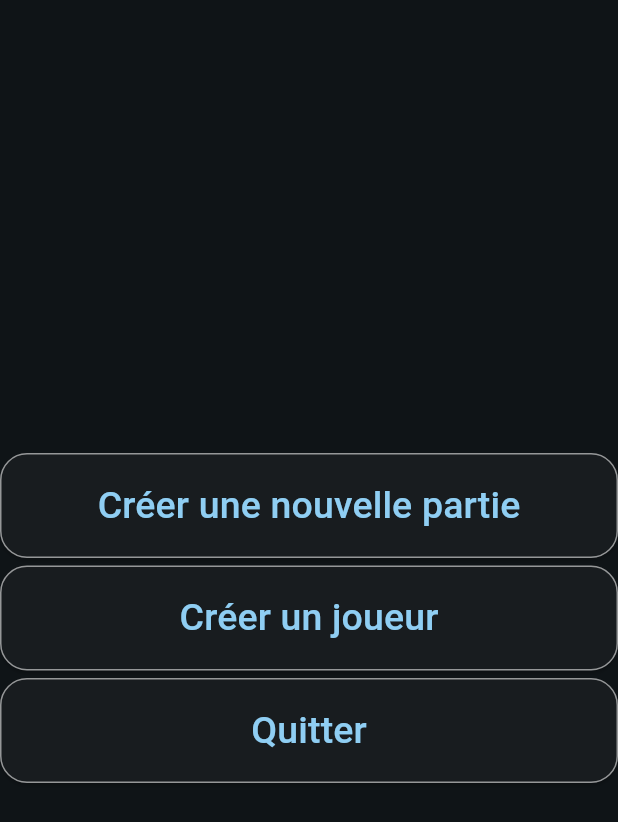
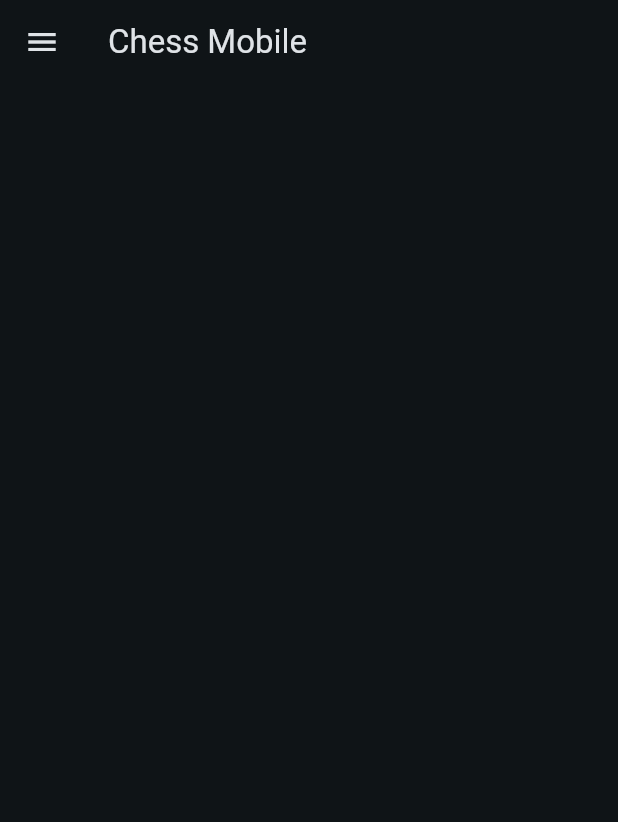
Before and after one commit to mahdilili/ChessFlutter-ETC, a Flutter app: the Home screen opened directly, on a phone screen of 412 x 824 dp. Shown: the top 822 px of the screen. Run offline on Flutter 3.47's test engine with Material 3 defaults, Android fonts, the light colour scheme and no system bars; drawn by our look-alikes of animated_background; our stand-ins replace sqflite; missing offline and left inert: auth0_flutter; accounts and stored records are empty.

Commit message:
creation de partie et de joueur et mise a jour des stats joueur

```diff
--- a/chessappmobile/lib/main.dart
+++ b/chessappmobile/lib/main.dart
@@ -72,9 +72,6 @@ class _MyHomePageState extends State<MyHomePage> {
   @override
   Widget build(BuildContext context){
     return Scaffold(
-      appBar: AppBar(
-        title:  const Text('Chess mobile'),
-      ),
       body: Consumer<UtilisateurProvider>(
         builder: (context, utilisateurProvider, child){
           return Center(
--- a/chessappmobile/lib/models/joueur.dart
+++ b/chessappmobile/lib/models/joueur.dart
@@ -2,17 +2,18 @@
 
 class Joueur{
 
-  const Joueur({this.id, required this.nameTag,  this.experience,this.gamesplayed,this.gameslost,
+   Joueur({this.id, required this.nameTag,  this.experience,this.gamesplayed,this.gameslost,
   this.gameswon, this.level});
 
-  final int? id;
-  final String nameTag;
+   int? id;
+   String nameTag;
 
-  final int? gamesplayed;
-  final int? gameswon;
-  final int? gameslost;
-  final int? experience;
-  final int? level;
+   int? gamesplayed;
+   int? gameswon;
+   int? gameslost;
+   int? experience;
+
+   int? level;
 
 
   Map<String, dynamic> toMap(){
@@ -38,6 +39,6 @@ class Joueur{
 
   @override
   String toString(){
-    return '$nameTag';
+    return '$id: ' + '$nameTag';
   }
 }
--- a/chessappmobile/lib/models/square.dart
+++ b/chessappmobile/lib/models/square.dart
@@ -49,7 +49,11 @@ class Square extends StatelessWidget {
     return GestureDetector(
       onTap: onTap,
       child: Container(
-        color: squareColor,
+        decoration: BoxDecoration(
+          color: squareColor,
+          border:Border.all(color:Colors.black45)
+        ),
+
         margin: EdgeInsets.all(isValidMove ? 7 : 0),
         child: piece != null
             ? Image.asset(
--- a/chessappmobile/lib/vues/home.dart
+++ b/chessappmobile/lib/vues/home.dart
@@ -19,10 +19,15 @@ class Home extends StatefulWidget{
   State<Home> createState()=> HomeState();
 }
 
-class HomeState extends State<Home> with TickerProviderStateMixin{
+class HomeState extends State<Home> with TickerProviderStateMixin {
   @override
   Widget build(BuildContext context) {
-    return AnimatedBackground(
+    return Scaffold(
+      appBar: AppBar(
+        title: Text('Chess Mobile'),
+      ),
+      drawer: _buildDrawer(context), // Ajouter le Drawer ici
+      body: AnimatedBackground(
           behaviour: RandomParticleBehaviour(
               options: const ParticleOptions(
                   spawnMaxRadius: 50.00,
@@ -35,49 +40,63 @@ class HomeState extends State<Home> with TickerProviderStateMixin{
               )
           ),
           vsync: this,
-    child: Column(
-    mainAxisAlignment: MainAxisAlignment.center,
-    crossAxisAlignment: CrossAxisAlignment.stretch,
+        child: Text(''),
+        // Le reste de votre code reste inchangé
+      ),
+    );
+  }
+
+  Widget _buildDrawer(BuildContext context) {
+    return Drawer(
+      child: ListView(
         children: [
-    Container(height: 70,
-      child: ElevatedButton(
-        style: ButtonStyle(shape:MaterialStateProperty.all<RoundedRectangleBorder>(
-            RoundedRectangleBorder(borderRadius: BorderRadius.circular(18.0),side: BorderSide(color: Colors.white54))
-        )),
-      onPressed: () => _dialogCreateGame(context),
-      child: Text("Créer une nouvelle partie", style: TextStyle(fontSize: 25),),
+          DrawerHeader(
+
+            decoration: BoxDecoration(
+
+              color: Colors.blue,
+            ),
+            child: Text(
+              'Menu',
+              style: TextStyle(
+                color: Colors.white,
+                fontSize: 24,
               ),
             ),
-    SizedBox(height: 5), // Espacement entre les boutons
-    Container(height: 70,
-      child: ElevatedButton(
-        style: ButtonStyle(shape:MaterialStateProperty.all<RoundedRectangleBorder>(
-          RoundedRectangleBorder(borderRadius: BorderRadius.circular(18.0),side: BorderSide(color: Colors.white54))
-        )),
-      onPressed: () => _dialogBuilder(context),
-      child: Text('Créer un joueur', style: TextStyle(fontSize: 25),),
           ),
+          ListTile(
+            title: Text('Créer une nouvelle partie'),
+            onTap: () {
+              _dialogCreateGame(context);
+              Navigator.pop(context); // Fermer le Drawer après avoir sélectionné une option
+            },
           ),
-    SizedBox(height: 5), // Espacement entre les boutons
-    Container(height: 70,
-      child: ElevatedButton(
-        style: ButtonStyle(shape:MaterialStateProperty.all<RoundedRectangleBorder>(
-            RoundedRectangleBorder(borderRadius: BorderRadius.circular(18.0),side: BorderSide(color: Colors.white54))
-        )),
-      onPressed: () {
+          ListTile(
+            title: Text('Créer un joueur'),
+            onTap: () {
+              _dialogBuilder(context);
+              Navigator.pop(context); // Fermer le Drawer après avoir sélectionné une option
+            },
+          ),
+          ListTile(
+            title: Text('Quitter'),
+            onTap: () {
               if (Platform.isAndroid) {
                 SystemNavigator.pop();
               } else if (Platform.isIOS) {
                 exit(0);
               }
             },
-      child: Text('Quitter', style: TextStyle(fontSize: 25),),
           ),
+          // Vous pouvez ajouter d'autres options de menu ici
+        ],
       ),
-    ],
-    ));
+    );
+  }
 
+// Le reste de votre code reste inchangé
 }
+
 Future<void> _dialogCreateGame(BuildContext context) async{
   DatabaseHandler db = DatabaseHandler();
 
@@ -111,15 +130,18 @@ Future<void> _dialogCreateGame(BuildContext context) async{
                         child: DropdownButton(
                           icon: null,
                           elevation: 16,
-                          items: NomJoueurs.map<DropdownMenuItem<String>>(
+                          items: NomJoueurs.where((element) => element !=deuxiemejoueur)
+                              .map<DropdownMenuItem<String>>(
                                 (String value) {
+
                               return DropdownMenuItem<String>(
                                 value: value,
                                 child: Padding(
-                                  padding: const EdgeInsets.only(left: 15),
+                                  padding: const EdgeInsets.only(left: 1),
                                   child: Align(child: Text(value)),
                                 ),
                               );
+
                             },
                           ).toList(),
                           onChanged: (String? newValue) {
@@ -130,6 +152,7 @@ Future<void> _dialogCreateGame(BuildContext context) async{
                           value: premierjoueur,
                         ),
                       ),
+
                       Padding(
                         padding: const EdgeInsets.only(left: 15, right: 15),
                         child: const Text(
@@ -141,12 +164,14 @@ Future<void> _dialogCreateGame(BuildContext context) async{
                         child: DropdownButton(
                           icon: null,
                           elevation: 16,
-                          items: NomJoueurs.map<DropdownMenuItem<String>>(
+                          items: NomJoueurs
+                              .where((value) => value != premierjoueur)
+                              .map<DropdownMenuItem<String>>(
                                 (String value) {
                               return DropdownMenuItem<String>(
                                 value: value,
                                 child: Padding(
-                                  padding: const EdgeInsets.only(left: 15),
+                                  padding: const EdgeInsets.only(left: 1),
                                   child: Align(child: Text(value)),
                                 ),
                               );
@@ -160,16 +185,26 @@ Future<void> _dialogCreateGame(BuildContext context) async{
                           value: deuxiemejoueur,
                         ),
                       ),
+
                     ],
                   ),
                   const SizedBox(height: 10),
                   ElevatedButton(
                     onPressed: () {
-                      // Ajoutez ici le code pour gérer le bouton
-                      Navigator.of(context).pop();
+                      Navigator.push(
+                        context,
+                        MaterialPageRoute(
+                          builder: (context) => GameBoard(
+                            whitePlayer: premierjoueur,
+                            blackplayer: deuxiemejoueur,
+
+                          ),
+                        ),
+                      );
                     },
                     child: const Text('Créer'),
                   ),
+
                 ],
               ),
             ),
@@ -251,4 +286,3 @@ Future<void> _dialogCreateGame(BuildContext context) async{
       },
     );
   }
-}
```
Also changed, not shown: chessappmobile/lib/controleurs/joueur_controleur.dart (+28 -0 lines), chessappmobile/lib/vues/chessboard.dart (+87 -36 lines). Lines whose indentation alone changed are shown as unchanged.
